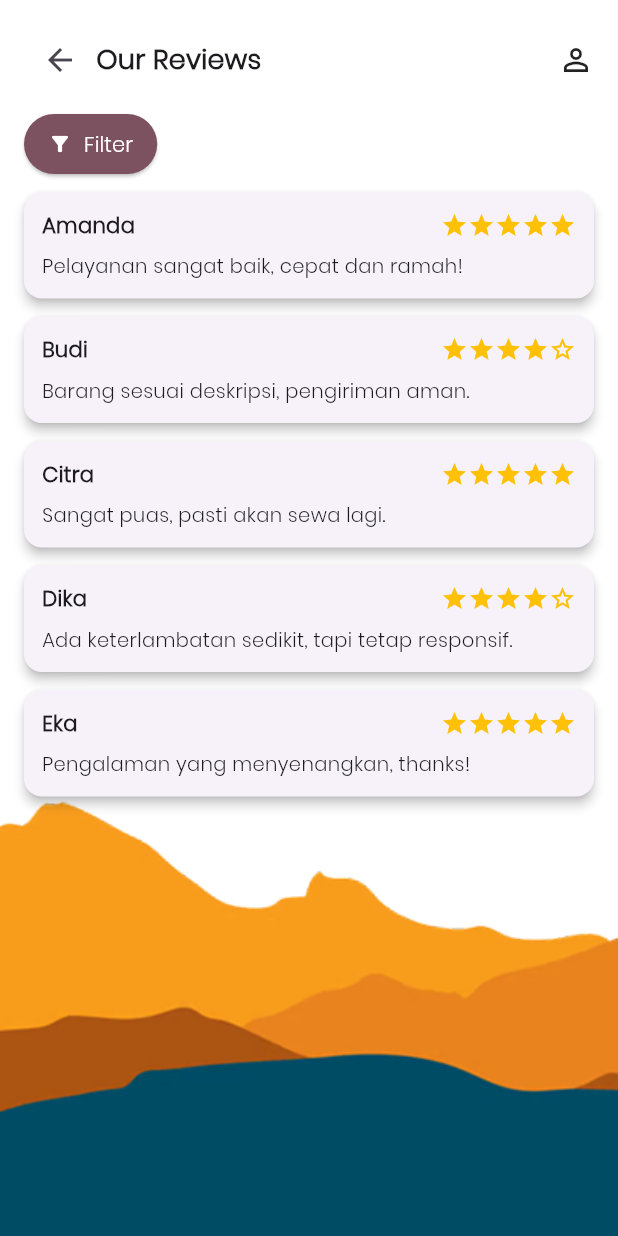
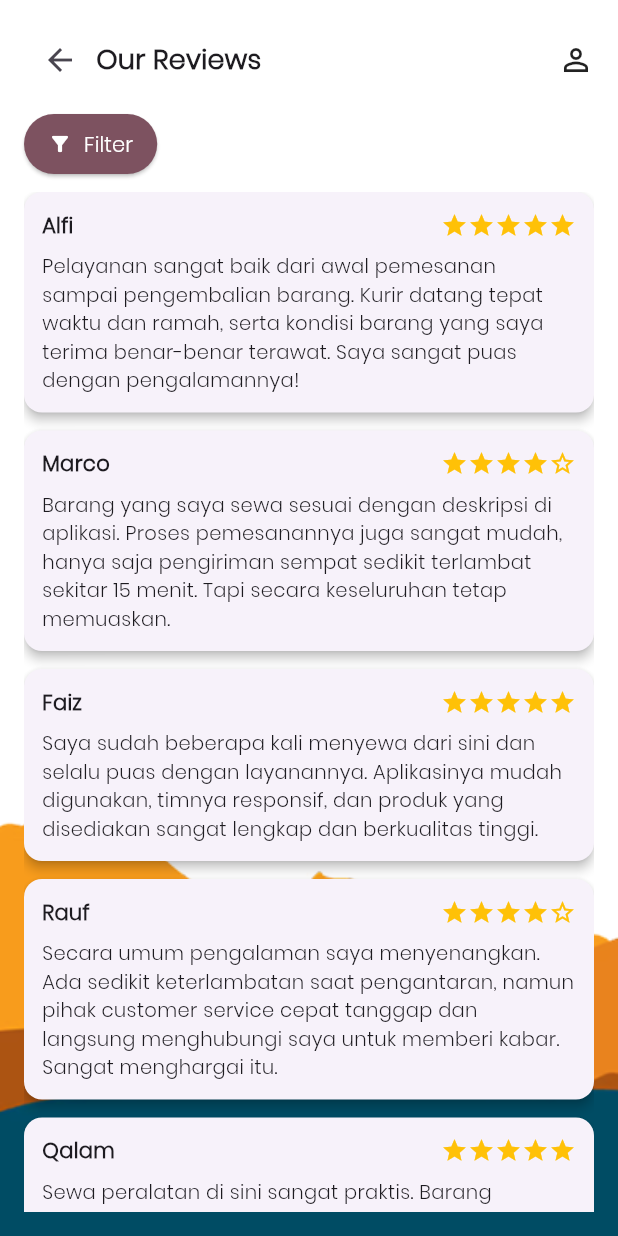
Before and after one commit to alfifariz15/Tugas3-Provis, a Flutter app: the OurReviewsPage screen opened directly, on a phone screen of 412 x 824 dp. Run offline on Flutter 3.47's test engine with Material 3 defaults, Android fonts, the phone set to English and light mode, and no system bars.

Commit message:
Revisi page review

```diff
--- a/lib/Our Reviews Page/our_reviews_page.dart
+++ b/lib/Our Reviews Page/our_reviews_page.dart
@@ -7,28 +7,33 @@ class OurReviewsPage extends StatelessWidget {
   Widget build(BuildContext context) {
     final List<Map<String, dynamic>> reviews = [
       {
-        'name': 'Amanda',
-        'review': 'Pelayanan sangat baik, cepat dan ramah!',
+        'name': 'Alfi',
+        'review':
+        'Pelayanan sangat baik dari awal pemesanan sampai pengembalian barang. Kurir datang tepat waktu dan ramah, serta kondisi barang yang saya terima benar-benar terawat. Saya sangat puas dengan pengalamannya!',
         'rating': 5,
       },
       {
-        'name': 'Budi',
-        'review': 'Barang sesuai deskripsi, pengiriman aman.',
+        'name': 'Marco',
+        'review':
+        'Barang yang saya sewa sesuai dengan deskripsi di aplikasi. Proses pemesanannya juga sangat mudah, hanya saja pengiriman sempat sedikit terlambat sekitar 15 menit. Tapi secara keseluruhan tetap memuaskan.',
         'rating': 4,
       },
       {
-        'name': 'Citra',
-        'review': 'Sangat puas, pasti akan sewa lagi.',
+        'name': 'Faiz',
+        'review':
+        'Saya sudah beberapa kali menyewa dari sini dan selalu puas dengan layanannya. Aplikasinya mudah digunakan, timnya responsif, dan produk yang disediakan sangat lengkap dan berkualitas tinggi.',
         'rating': 5,
       },
       {
-        'name': 'Dika',
-        'review': 'Ada keterlambatan sedikit, tapi tetap responsif.',
+        'name': 'Rauf',
+        'review':
+        'Secara umum pengalaman saya menyenangkan. Ada sedikit keterlambatan saat pengantaran, namun pihak customer service cepat tanggap dan langsung menghubungi saya untuk memberi kabar. Sangat menghargai itu.',
         'rating': 4,
       },
       {
-        'name': 'Eka',
-        'review': 'Pengalaman yang menyenangkan, thanks!',
+        'name': 'Qalam',
+        'review':
+        'Sewa peralatan di sini sangat praktis. Barang dikemas dengan aman, semua dalam kondisi baik, dan proses pengembaliannya juga mudah. Terima kasih untuk layanan yang sangat profesional dan terpercaya!',
         'rating': 5,
       },
     ];
@@ -66,6 +71,7 @@ class OurReviewsPage extends StatelessWidget {
                           const Text(
                             'Our Reviews',
                             style: TextStyle(
+                              fontFamily: 'Poppins',
                               fontWeight: FontWeight.bold,
                               fontSize: 18,
                             ),
```
